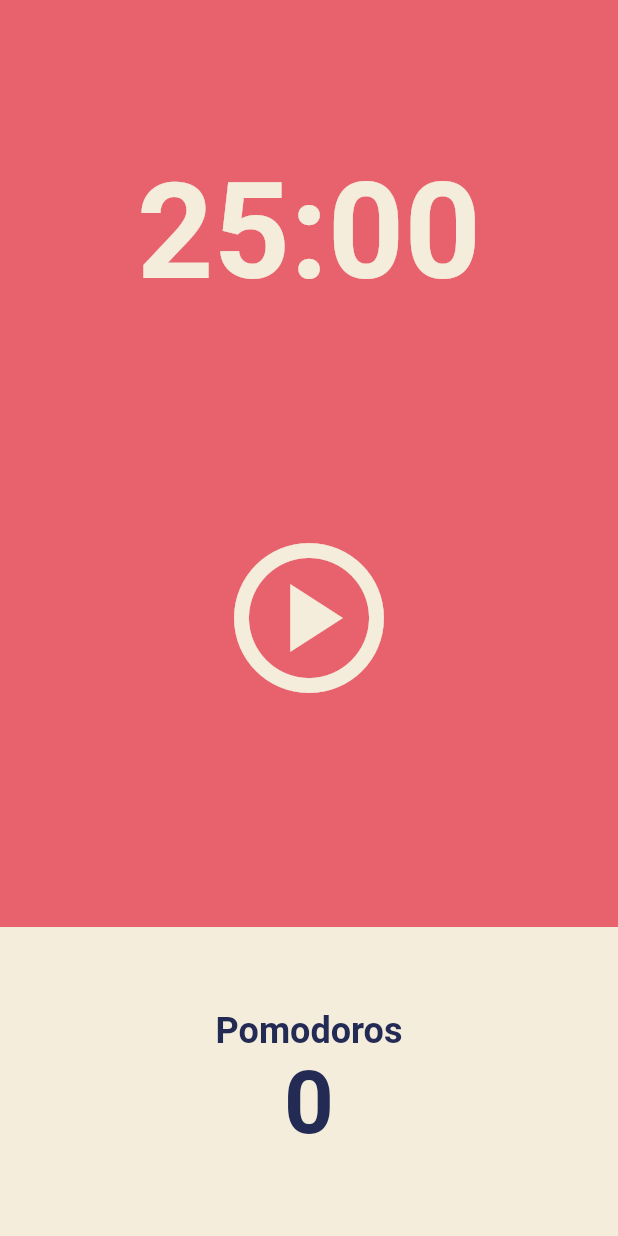
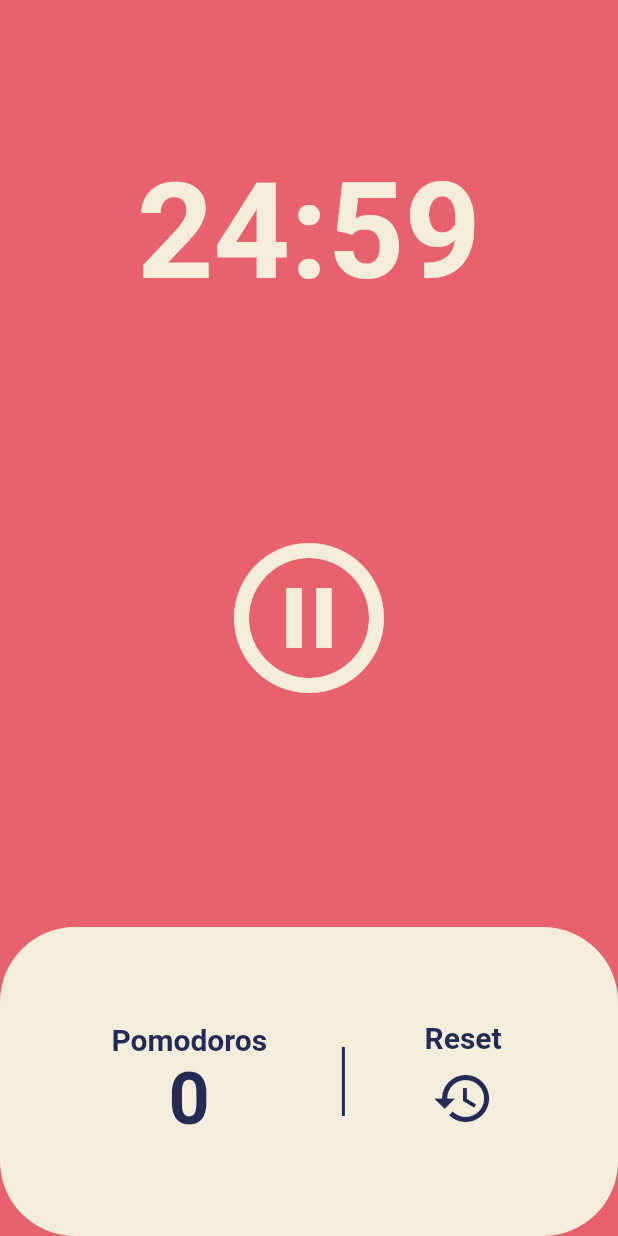
Before and after one commit to b00db/pomodoro, a Flutter app: the screen it shows after launch, after a tap on the "play circle" icon, on a phone screen of 412 x 824 dp. Run offline on Flutter 3.47's test engine with Material 2 defaults, Android fonts, the phone set to English and light mode, and no system bars.

Commit message:
Make Start, Pause, and Reset Button To Working

```diff
--- a/lib/screens/home_screen.dart
+++ b/lib/screens/home_screen.dart
@@ -1,3 +1,5 @@
+import 'dart:async';
+
 import 'package:flutter/material.dart';
 
 class HomeScreen extends StatefulWidget {
@@ -8,6 +10,58 @@ class HomeScreen extends StatefulWidget {
 }
 
 class _HomeScreenState extends State<HomeScreen> {
+  static const twentyFiveMinutes = 1500; // 25*60
+  late Timer timer;
+  int totalSeconds = twentyFiveMinutes;
+  int totalPomodoros = 0;
+  bool isRunning = false;
+
+  void onStartPressed() {
+    setState(() {
+      isRunning = true;
+    });
+    timer = Timer.periodic(
+      const Duration(seconds: 1),
+      onTick,
+    );
+  }
+
+  void onPausePressed() {
+    timer.cancel();
+    setState(() {
+      isRunning = false;
+    });
+  }
+
+  void onResetPressed() {
+    timer.cancel();
+    setState(() {
+      isRunning = false;
+      totalSeconds = twentyFiveMinutes;
+      totalPomodoros = 0;
+    });
+  }
+
+  void onTick(timer) {
+    if (totalSeconds == 0) {
+      timer.cancel();
+      setState(() {
+        isRunning = false;
+        totalPomodoros++;
+        totalSeconds = twentyFiveMinutes;
+      });
+    } else {
+      setState(() {
+        totalSeconds--;
+      });
+    }
+  }
+
+  String format(int seconds) {
+    var duration = Duration(seconds: seconds);
+    return duration.toString().split(".").first.substring(2);
+  }
+
   @override
   Widget build(BuildContext context) {
     return Scaffold(
@@ -19,7 +73,7 @@ class _HomeScreenState extends State<HomeScreen> {
             child: Container(
               alignment: Alignment.bottomCenter,
               child: Text(
-                '25:00',
+                format(totalSeconds),
                 style: TextStyle(
                   color: Theme.of(context).cardColor,
                   fontSize: 89,
@@ -34,8 +88,12 @@ class _HomeScreenState extends State<HomeScreen> {
               child: IconButton(
                 iconSize: 120,
                 color: Theme.of(context).cardColor,
-                onPressed: () {},
-                icon: const Icon(
+                onPressed: isRunning ? onPausePressed : onStartPressed,
+                icon: isRunning
+                    ? const Icon(
+                        Icons.pause_circle_outlined,
+                      )
+                    : const Icon(
                         Icons.play_circle_outlined,
                       ),
               ),
@@ -49,25 +107,74 @@ class _HomeScreenState extends State<HomeScreen> {
                   child: Container(
                     decoration: BoxDecoration(
                       color: Theme.of(context).cardColor,
+                      borderRadius: BorderRadius.circular(50),
                     ),
-                    child: Column(
+                    child: Row(
+                      mainAxisAlignment: MainAxisAlignment.spaceAround,
+                      children: [
+                        const SizedBox(
+                          width: 10,
+                        ),
+                        Column(
                           mainAxisAlignment: MainAxisAlignment.center,
                           children: [
                             Text(
                               'Pomodoros',
                               style: TextStyle(
-                            fontSize: 24,
+                                fontSize: 20,
                                 fontWeight: FontWeight.w600,
-                            color: Theme.of(context).textTheme.headline1!.color,
+                                color: Theme.of(context)
+                                    .textTheme
+                                    .headline1!
+                                    .color,
                               ),
                             ),
                             Text(
-                          '0',
+                              '$totalPomodoros',
                               style: TextStyle(
-                            fontSize: 58,
+                                fontSize: 48,
                                 fontWeight: FontWeight.w600,
+                                color: Theme.of(context)
+                                    .textTheme
+                                    .headline1!
+                                    .color,
+                              ),
+                            ),
+                          ],
+                        ),
+                        VerticalDivider(
                           color: Theme.of(context).textTheme.headline1!.color,
+                          thickness: 2,
+                          indent: 80,
+                          endIndent: 80,
                         ),
+                        Column(
+                          mainAxisAlignment: MainAxisAlignment.center,
+                          children: [
+                            Text(
+                              "Reset",
+                              style: TextStyle(
+                                color: Theme.of(context)
+                                    .textTheme
+                                    .headline1!
+                                    .color,
+                                fontSize: 20,
+                                fontWeight: FontWeight.w600,
+                              ),
+                            ),
+                            IconButton(
+                              color:
+                                  Theme.of(context).textTheme.headline1!.color,
+                              iconSize: 42,
+                              onPressed: onResetPressed,
+                              icon: const Icon(
+                                Icons.restore_outlined,
+                              ),
+                            ),
+                          ],
+                        ),
+                        const SizedBox(
+                          width: 10,
                         ),
                       ],
                     ),
```
Lines whose indentation alone changed are shown as unchanged.
